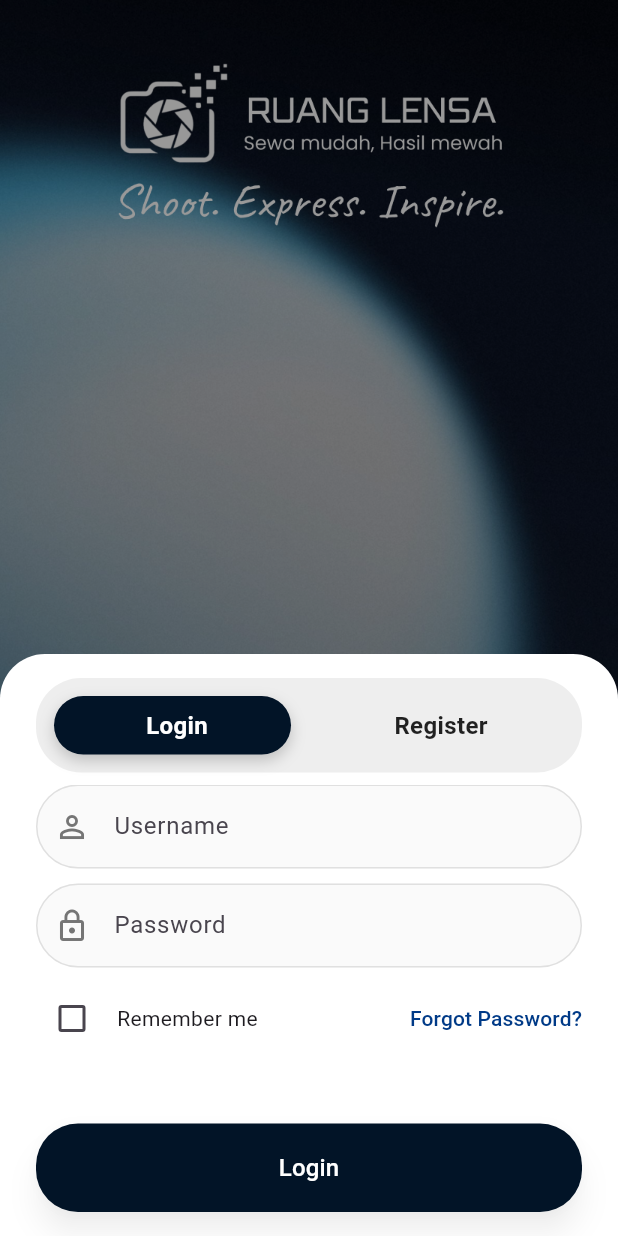
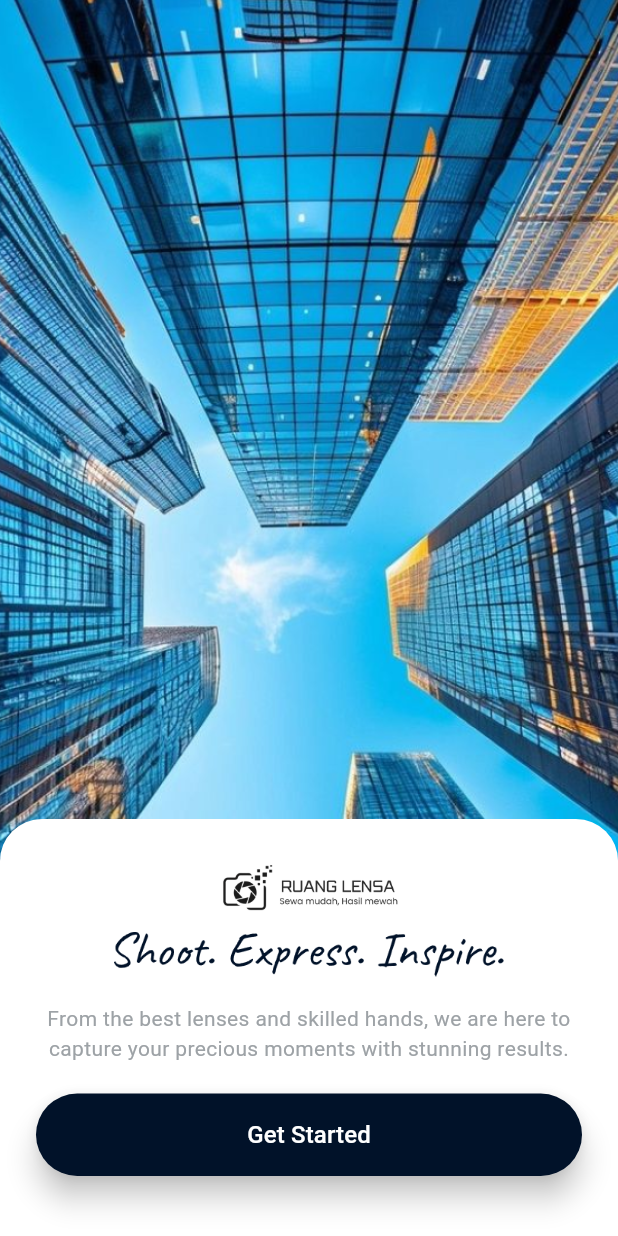
Before and after one commit to FaFlame/ruanglensa, a Flutter app: the screen it shows after launch, on a phone screen of 412 x 824 dp. Run offline on Flutter 3.47's test engine with Material 3 defaults, Android fonts, the phone set to English and light mode, and no system bars.

Commit message:
done v1 login + splash + getstarted

```diff
--- a/lib/features/auth/presentation/login_page_clean.dart
+++ b/lib/features/auth/presentation/login_page_clean.dart
@@ -156,9 +156,10 @@ class _LoginPageCleanState extends State<LoginPageClean> {
             ),
           ),
 
-          Positioned.fill(
-            child: Container(color: const Color.fromRGBO(0, 0, 0, 0.4)),
-          ),
+          // draft overlay bg
+          //Positioned.fill(
+          //child: Container(color: const Color.fromRGBO(0, 0, 0, 0.4)),
+          //),
 
           Align(
             alignment: Alignment.bottomCenter,
@@ -197,8 +198,8 @@ class _LoginPageCleanState extends State<LoginPageClean> {
                                 AnimatedPositioned(
                                   duration: const Duration(milliseconds: 250),
                                   left: _pageIndex == 0 ? 6 : segWidth / 2 + 6,
-                                  top: 6,
-                                  bottom: 6,
+                                  top: 0,
+                                  bottom: 0,
                                   width: segWidth / 2 - 24,
                                   child: Container(
                                     decoration: BoxDecoration(
--- /dev/null
+++ b/lib/features/onboarding/get_started_page.dart
@@ -0,0 +1,135 @@
+import 'dart:async';
+
+import 'package:flutter/material.dart';
+import '../auth/presentation/login_page_clean.dart';
+
+class GetStartedPage extends StatefulWidget {
+  const GetStartedPage({super.key});
+
+  @override
+  State<GetStartedPage> createState() => _GetStartedPageState();
+}
+
+class _GetStartedPageState extends State<GetStartedPage> {
+  int _index = 0;
+  Timer? _timer;
+
+  final int _total = 5;
+  final Duration _cycle = const Duration(milliseconds: 3000);
+  final Duration _transition = const Duration(milliseconds: 600);
+
+  @override
+  void initState() {
+    super.initState();
+    _timer = Timer.periodic(_cycle, (_) {
+      if (!mounted) return;
+      setState(() => _index = (_index + 1) % _total);
+    });
+  }
+
+  @override
+  void dispose() {
+    _timer?.cancel();
+    super.dispose();
+  }
+
+  String _bgFor(int i) => 'assets/images/bggetstarted${i + 1}.png';
+
+  @override
+  Widget build(BuildContext context) {
+    final bg = _bgFor(_index);
+    return Scaffold(
+      body: Stack(
+        children: [
+          // Background cycling images with fade
+          Positioned.fill(
+            child: AnimatedSwitcher(
+              duration: _transition,
+              switchInCurve: Curves.easeIn,
+              switchOutCurve: Curves.easeOut,
+              transitionBuilder: (child, animation) =>
+                  FadeTransition(opacity: animation, child: child),
+              child: Image.asset(
+                bg,
+                key: ValueKey(bg),
+                fit: BoxFit.cover,
+                width: double.infinity,
+                height: double.infinity,
+              ),
+            ),
+          ),
+
+          // bottom card
+          Align(
+            alignment: Alignment.bottomCenter,
+            child: Container(
+              width: double.infinity,
+              // height as needed
+              padding: const EdgeInsets.fromLTRB(24, 28, 24, 40),
+              decoration: const BoxDecoration(
+                color: Colors.white,
+                borderRadius: BorderRadius.only(
+                  topLeft: Radius.circular(28),
+                  topRight: Radius.circular(28),
+                ),
+              ),
+              child: Column(
+                mainAxisSize: MainAxisSize.min,
+                children: [
+                  // logo row centered
+                  Center(
+                    child: Image.asset(
+                      'assets/images/logo.png',
+                      width: 120,
+                      fit: BoxFit.contain,
+                    ),
+                  ),
+                  const SizedBox(height: 12),
+                  // shoot express inspire image
+                  Center(
+                    child: Image.asset(
+                      'assets/images/shootexpressinspire.png',
+                      width: 260,
+                      fit: BoxFit.contain,
+                    ),
+                  ),
+                  const SizedBox(height: 18),
+                  const Text(
+                    'From the best lenses and skilled hands, we are here to capture your precious moments with stunning results.',
+                    textAlign: TextAlign.center,
+                    style: TextStyle(color: Color(0xFF9DA2A6), fontSize: 14),
+                  ),
+                  const SizedBox(height: 20),
+                  SizedBox(
+                    width: double.infinity,
+                    child: ElevatedButton(
+                      style: ElevatedButton.styleFrom(
+                        backgroundColor: const Color(0xFF011229),
+                        padding: const EdgeInsets.symmetric(vertical: 16),
+                        shape: RoundedRectangleBorder(
+                          borderRadius: BorderRadius.circular(28),
+                        ),
+                        elevation: 8,
+                      ),
+                      onPressed: () {
+                        Navigator.of(context).pushReplacement(
+                          MaterialPageRoute(
+                            builder: (_) => const LoginPageClean(),
+                          ),
+                        );
+                      },
+                      child: const Text(
+                        'Get Started',
+                        style: TextStyle(color: Colors.white, fontSize: 16),
+                      ),
+                    ),
+                  ),
+                ],
+              ),
+            ),
+          ),
+        ],
+      ),
+    );
+  }
+}
--- a/lib/main.dart
+++ b/lib/main.dart
@@ -1,5 +1,5 @@
 import 'package:flutter/material.dart';
-import 'features/auth/presentation/login_page_clean.dart';
+import 'features/onboarding/splash_screen.dart';
 
 void main() {
   runApp(const MyApp());
@@ -14,12 +14,10 @@ class MyApp extends StatelessWidget {
       debugShowCheckedModeBanner: false,
       title: 'RuangLensa App',
       theme: ThemeData(
-        colorScheme: ColorScheme.fromSeed(
-          seedColor: Colors.deepPurple,
-        ),
+        colorScheme: ColorScheme.fromSeed(seedColor: Colors.deepPurple),
         useMaterial3: true,
       ),
-      home: const LoginPageClean(),
+      home: const SplashScreen(),
     );
   }
 }
```
Also changed, not shown: lib/features/onboarding/splash_screen.dart (added, +113 -0 lines), assets/images/bggetstarted1.png (added), assets/images/bggetstarted2.png (added), assets/images/bggetstarted3.png (added), assets/images/bggetstarted4.png (added), assets/images/bggetstarted5.png (added), assets/images/logo.png (added), assets/images/shootexpressinspire.png (added).
